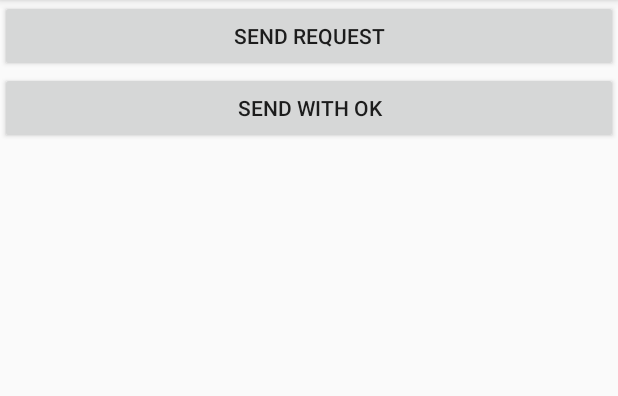
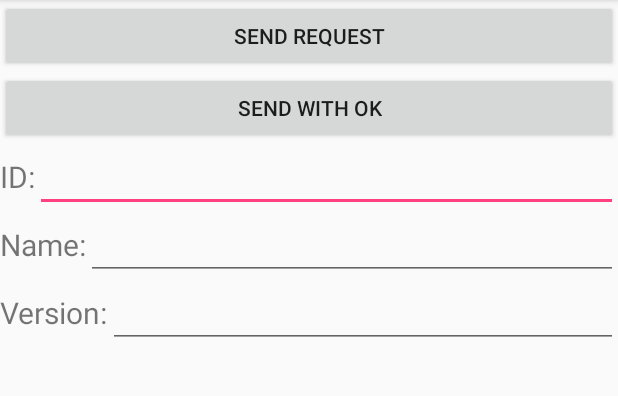
Before and after one commit to MichaelCS00/LearnAndroid, an Android app: the screen it shows after launch (MainActivity), on a phone screen of 412 x 824 dp, the part 84-480 px from its top. Run offline under Robolectric (Android 15) with nearby library versions, the phone set to English and light mode, and no system bars.

Commit message:
完成第九章学习

```diff
--- /dev/null
+++ b/NetworkTest/app/src/main/java/com/example/michaelcs/networktest/HttpCallbackListener.java
@@ -0,0 +1,6 @@
+package com.example.michaelcs.networktest;
+
+public interface HttpCallbackListener {
+    void onFinish(String response);
+    void onError(Exception e);
+}
--- a/NetworkTest/app/src/main/java/com/example/michaelcs/networktest/MainActivity.java
+++ b/NetworkTest/app/src/main/java/com/example/michaelcs/networktest/MainActivity.java
@@ -5,6 +5,7 @@ import android.os.Bundle;
 import android.util.Log;
 import android.view.View;
 import android.widget.Button;
+import android.widget.EditText;
 import android.widget.TextView;
 import android.widget.Toast;
 
@@ -27,6 +28,9 @@ public class MainActivity extends AppCompatActivity implements View.OnClickListe
 {
     final String TAG = "MichaelCS";
     TextView responseText;
+    EditText idEt;
+    EditText nameEt;
+    EditText versionEt;
     @Override
     protected void onCreate(Bundle savedInstanceState)
     {
@@ -35,18 +39,90 @@ public class MainActivity extends AppCompatActivity implements View.OnClickListe
         Button sendRequest = findViewById(R.id.send_request);
         Button sendRequestWithOKHttp = findViewById(R.id.send_request_ok);
         responseText = findViewById(R.id.response_text);
+        idEt = findViewById(R.id.id_et);
+        nameEt = findViewById(R.id.name_et);
+        versionEt = findViewById(R.id.version_et);
         sendRequest.setOnClickListener(this);
         sendRequestWithOKHttp.setOnClickListener(this);
+
+
     }
+
+
 
     @Override
     public void onClick(View v)
     {
         if(v.getId()==R.id.send_request){
             sendRequestWithHttpURLConnection();
+
+//            用HttpUtil发送请求：
+//            String address = "http://10.0.2.2:8081/docs/mydocs/get_data.xml";
+//            HttpUtil.sendHttpRequest(address,new HttpCallbackListener(){
+//                @Override
+//                public void onFinish(String response) {
+//                    parseXMLWithPull(response);
+//                }
+//
+//                @Override
+//                public void onError(Exception e) {
+//                    responseText.setText("Error");
+//                }
+//            });
+
         }
         else if(v.getId()==R.id.send_request_ok){
             sendRequestWithOKHttp();
+        }
+    }
+
+    /*
+     * Pull解析
+     */
+    private void parseXMLWithPull(String xmlData){
+        try{
+            XmlPullParserFactory factory = XmlPullParserFactory.newInstance();
+            XmlPullParser xmlPullParser = factory.newPullParser();
+            xmlPullParser.setInput(new StringReader(xmlData));
+            int eventType = xmlPullParser.getEventType();
+            String id = "";
+            String name = "";
+            String version = "";
+            while (eventType != XmlPullParser.END_DOCUMENT){
+                String nodeName = xmlPullParser.getName();
+                switch (eventType){
+                    //开始解析某个节点
+                    case XmlPullParser.START_TAG:{
+                        if("id".equals(nodeName)){
+                            id = xmlPullParser.nextText();
+                        }else if("name".equals(nodeName)){
+                            name = xmlPullParser.nextText();
+                        }else if("version".equals(nodeName)){
+                            version = xmlPullParser.nextText();
+                        }
+                        break;
+                    }
+                    //完成某个节点
+                    case XmlPullParser.END_TAG:{
+                        if("app".equals(nodeName)){
+
+//                            将数据显示到对应位置
+//                            idEt.setText(id);
+//                            nameEt.setText(name);
+//                            versionEt.setText(version);
+                            Log.d(TAG, "id is " + id);
+                            Log.d(TAG, "name is " + name);
+                            Log.d(TAG, "version is " + version);
+                        }
+                        break;
+                    }
+                    default:
+                        break;
+                }
+                eventType = xmlPullParser.next();
+            }
+        }catch (Exception e){
+            e.printStackTrace();
         }
     }
 
@@ -75,48 +151,11 @@ public class MainActivity extends AppCompatActivity implements View.OnClickListe
         }).start();
     }
 
-    private void parseXMLWithPull(String xmlData){
-        try{
-            XmlPullParserFactory factory = XmlPullParserFactory.newInstance();
-            XmlPullParser xmlPullParser = factory.newPullParser();
-            xmlPullParser.setInput(new StringReader(xmlData));
-            int eventType = xmlPullParser.getEventType();
-            String id = "";
-            String name = "";
-            String version = "";
-            while (eventType != XmlPullParser.END_DOCUMENT){
-                String nodeName = xmlPullParser.getName();
-                switch (eventType){
-                    //开始解析某个节点
-                    case XmlPullParser.START_TAG:{
-                        if("id".equals(nodeName)){
-                            id = xmlPullParser.nextText();
-                        }else if("neme".equals(nodeName)){
-                            name = xmlPullParser.nextText();
-                        }else if("version".equals(nodeName)){
-                            version = xmlPullParser.nextText();
-                        }
-                        break;
-                    }
-                    //完成某个节点
-                    case XmlPullParser.END_TAG:{
-                        if("app".equals(nodeName)){
-                            Log.d(TAG, "id is" + id);
-                            Log.d(TAG, "name is" + name);
-                            Log.d(TAG, "version is" + version);
-                        }
-                        break;
-                    }
-                    default:
-                        break;
-                }
-                eventType = xmlPullParser.next();
-            }
-        }catch (Exception e){
-            e.printStackTrace();
-        }
-    }
 
+
+    /*
+    * HttpURLConnection发起请求
+    */
     private void sendRequestWithHttpURLConnection()
     {
         //开启线程来发起网络请求
--- a/NetworkTest/app/src/main/res/layout/activity_main.xml
+++ b/NetworkTest/app/src/main/res/layout/activity_main.xml
@@ -18,6 +18,51 @@
         android:layout_width="match_parent"
         android:layout_height="wrap_content"
         android:text="send with ok"/>
+    <LinearLayout
+        android:layout_width="match_parent"
+        android:layout_height="wrap_content">
+        <TextView
+            android:id="@+id/id"
+            android:layout_width="wrap_content"
+            android:layout_height="wrap_content"
+            android:textSize="20sp"
+            android:text="ID:"/>
+        <EditText
+            android:id="@+id/id_et"
+            android:layout_weight="1"
+            android:layout_width="0dp"
+            android:layout_height="wrap_content" />
+    </LinearLayout>
+    <LinearLayout
+        android:layout_width="match_parent"
+        android:layout_height="wrap_content">
+        <TextView
+            android:id="@+id/name"
+            android:layout_width="wrap_content"
+            android:layout_height="wrap_content"
+            android:textSize="20sp"
+            android:text="Name:"/>
+        <EditText
+            android:id="@+id/name_et"
+            android:layout_weight="1"
+            android:layout_width="0dp"
+            android:layout_height="wrap_content" />
+    </LinearLayout>
+    <LinearLayout
+        android:layout_width="match_parent"
+        android:layout_height="wrap_content">
+        <TextView
+            android:id="@+id/version"
+            android:layout_width="wrap_content"
+            android:layout_height="wrap_content"
+            android:textSize="20sp"
+            android:text="Version:"/>
+        <EditText
+            android:id="@+id/version_et"
+            android:layout_weight="1"
+            android:layout_width="0dp"
+            android:layout_height="wrap_content" />
+    </LinearLayout>
     <ScrollView
         android:layout_width="match_parent"
         android:layout_height="match_parent">
```
Also changed, not shown: NetworkTest/app/src/main/java/com/example/michaelcs/networktest/HttpUtil.java (+56 -2 lines).
